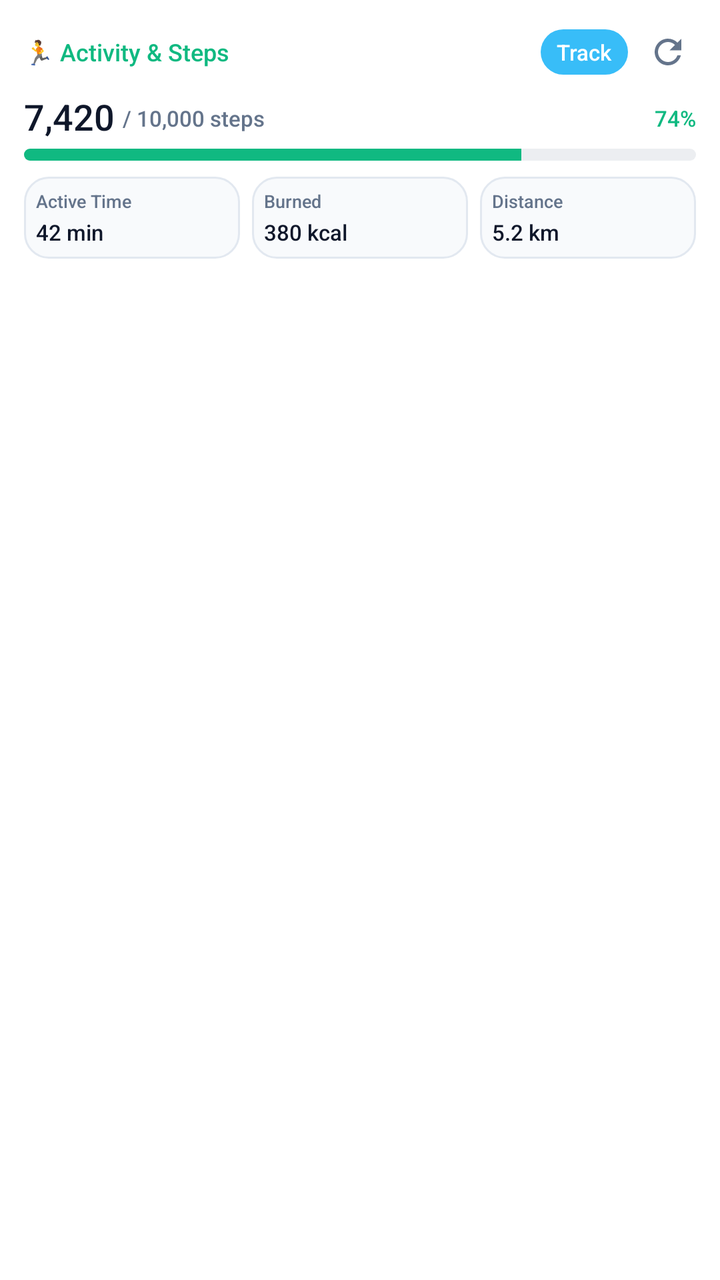
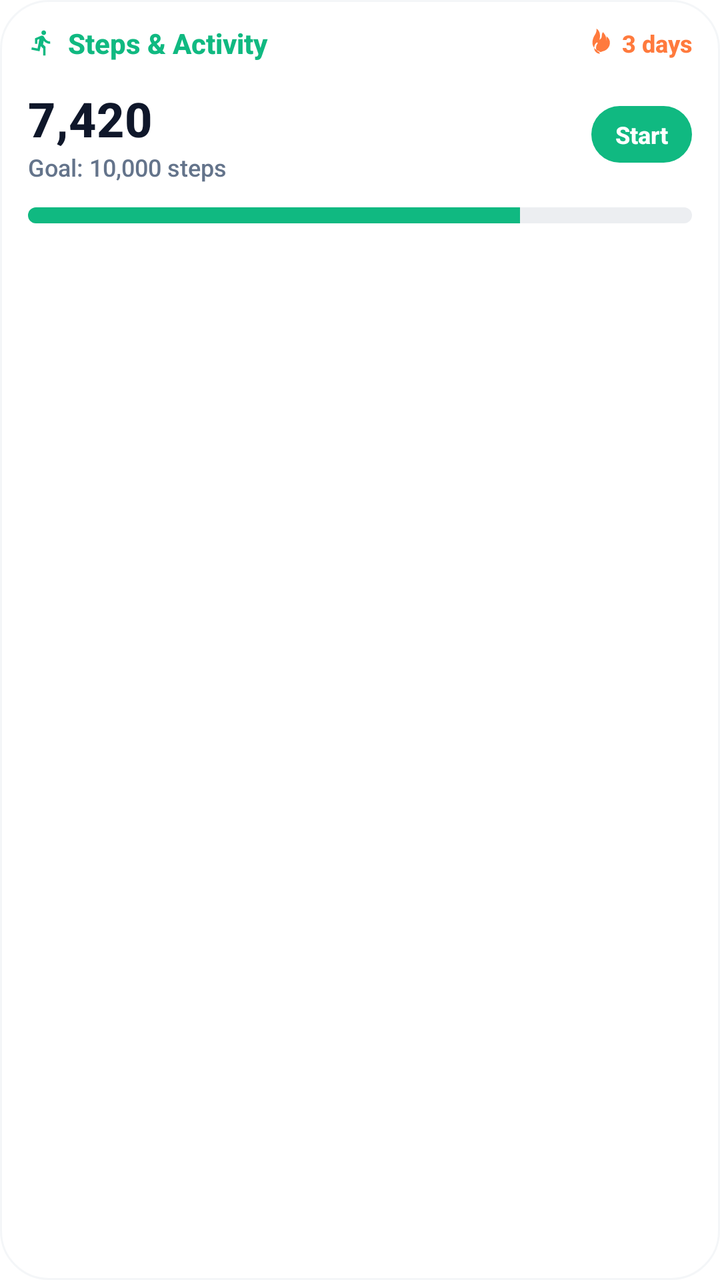

Two renders of the same Android screen: before a commit and after it. Below are the layout's source before the change and the commit's diff.
<!-- AndroidManifest.xml: fallback theme Theme.MaterialComponents.DayNight.NoActionBar -->
<!-- res/layout/activity_widget.xml -->
<?xml version="1.0" encoding="utf-8"?>
<LinearLayout xmlns:android="http://schemas.android.com/apk/res/android"
    android:id="@+id/widget_activity_root"
    android:layout_width="match_parent"
    android:layout_height="match_parent"
    android:background="@drawable/widget_background"
    android:orientation="vertical"
    android:padding="12dp">

    
    <LinearLayout
        android:layout_width="match_parent"
        android:layout_height="wrap_content"
        android:gravity="center_vertical"
        android:orientation="horizontal">

        <TextView
            android:layout_width="0dp"
            android:layout_height="wrap_content"
            android:layout_weight="1"
            android:fontFamily="sans-serif-medium"
            android:text="🏃 Activity &amp; Steps"
            android:textColor="@color/widget_steps"
            android:textSize="12sp" />

        <TextView
            android:id="@+id/widget_activity_track_btn"
            android:layout_width="wrap_content"
            android:layout_height="wrap_content"
            android:layout_marginEnd="6dp"
            android:background="@drawable/widget_button"
            android:fontFamily="sans-serif-medium"
            android:paddingStart="8dp"
            android:paddingTop="4dp"
            android:paddingEnd="8dp"
            android:paddingBottom="4dp"
            android:text="Track"
            android:textColor="#FFFFFFFF"
            android:textSize="11sp" />

        
        <ImageView
            android:id="@+id/widget_activity_refresh_btn"
            android:layout_width="28dp"
            android:layout_height="28dp"
            android:background="?android:attr/selectableItemBackgroundBorderless"
            android:contentDescription="@string/widget_refresh_tooltip"
            android:padding="4dp"
            android:src="@drawable/ic_widget_refresh" />
    </LinearLayout>

    
    <LinearLayout
        android:layout_width="match_parent"
        android:layout_height="wrap_content"
        android:layout_marginTop="6dp"
        android:orientation="vertical">

        <LinearLayout
            android:layout_width="match_parent"
            android:layout_height="wrap_content"
            android:gravity="bottom"
            android:orientation="horizontal">

            <TextView
                android:id="@+id/widget_activity_steps"
                android:layout_width="wrap_content"
                android:layout_height="wrap_content"
                android:fontFamily="sans-serif-medium"
                android:text="7,420"
                android:textColor="@color/widget_text"
                android:textSize="18sp" />

            <TextView
                android:id="@+id/widget_activity_goal"
                android:layout_width="wrap_content"
                android:layout_height="wrap_content"
                android:layout_marginStart="4dp"
                android:layout_marginBottom="2dp"
                android:fontFamily="sans-serif-medium"
                android:text="/ 10,000 steps"
                android:textColor="@color/widget_secondary_text"
                android:textSize="11sp" />

            <View
                android:layout_width="0dp"
                android:layout_height="1dp"
                android:layout_weight="1" />

            <TextView
                android:id="@+id/widget_activity_percent"
                android:layout_width="wrap_content"
                android:layout_height="wrap_content"
                android:layout_marginBottom="2dp"
                android:fontFamily="sans-serif-medium"
                android:text="74%"
                android:textColor="@color/widget_steps"
                android:textSize="11sp" />
        </LinearLayout>

        <ProgressBar
            android:id="@+id/widget_activity_progress_bar"
            style="@android:style/Widget.ProgressBar.Horizontal"
            android:layout_width="match_parent"
            android:layout_height="6dp"
            android:layout_marginTop="4dp"
            android:max="100"
            android:progress="74"
            android:progressDrawable="@drawable/widget_steps_progress" />
    </LinearLayout>

    
    <LinearLayout
        android:layout_width="match_parent"
        android:layout_height="wrap_content"
        android:layout_marginTop="8dp"
        android:orientation="horizontal">

        
        <LinearLayout
            android:layout_width="0dp"
            android:layout_height="wrap_content"
            android:layout_marginEnd="3dp"
            android:layout_weight="1"
            android:background="@drawable/widget_card_bg"
            android:orientation="vertical"
            android:padding="6dp">

            <TextView
                android:layout_width="wrap_content"
                android:layout_height="wrap_content"
                android:fontFamily="sans-serif-medium"
                android:text="Active Time"
                android:textColor="@color/widget_secondary_text"
                android:textSize="9sp" />

            <TextView
                android:id="@+id/widget_activity_time"
                android:layout_width="wrap_content"
                android:layout_height="wrap_content"
                android:layout_marginTop="2dp"
                android:fontFamily="sans-serif-medium"
                android:text="42 min"
                android:textColor="@color/widget_text"
                android:textSize="11sp" />
        </LinearLayout>

        
        <LinearLayout
            android:layout_width="0dp"
            android:layout_height="wrap_content"
            android:layout_marginStart="3dp"
            android:layout_marginEnd="3dp"
            android:layout_weight="1"
            android:background="@drawable/widget_card_bg"
            android:orientation="vertical"
            android:padding="6dp">

            <TextView
                android:layout_width="wrap_content"
                android:layout_height="wrap_content"
                android:fontFamily="sans-serif-medium"
                android:text="Burned"
                android:textColor="@color/widget_secondary_text"
                android:textSize="9sp" />

            <TextView
                android:id="@+id/widget_activity_burned"
                android:layout_width="wrap_content"
                android:layout_height="wrap_content"
                android:layout_marginTop="2dp"
                android:fontFamily="sans-serif-medium"
                android:text="380 kcal"
                android:textColor="@color/widget_text"
                android:textSize="11sp" />
        </LinearLayout>

        
        <LinearLayout
            android:layout_width="0dp"
            android:layout_height="wrap_content"
            android:layout_marginStart="3dp"
            android:layout_weight="1"
            android:background="@drawable/widget_card_bg"
            android:orientation="vertical"
            android:padding="6dp">

            <TextView
                android:layout_width="wrap_content"
                android:layout_height="wrap_content"
                android:fontFamily="sans-serif-medium"
                android:text="Distance"
                android:textColor="@color/widget_secondary_text"
                android:textSize="9sp" />

            <TextView
                android:id="@+id/widget_activity_distance"
                android:layout_width="wrap_content"
                android:layout_height="wrap_content"
                android:layout_marginTop="2dp"
                android:fontFamily="sans-serif-medium"
                android:text="5.2 km"
                android:textColor="@color/widget_text"
                android:textSize="11sp" />
        </LinearLayout>
    </LinearLayout>
</LinearLayout>
<!-- resources referenced by this layout -->
<resources>
  <color name="widget_secondary_text">#FF64748B</color>
  <color name="widget_steps">#FF10B981</color>
  <color name="widget_text">#FF0F172A</color>
  <!-- drawable ic_widget_refresh (drawable) -->
  <vector xmlns:android="http://schemas.android.com/apk/res/android"
      android:width="24dp"
      android:height="24dp"
      android:viewportWidth="24"
      android:viewportHeight="24">
    <path
        android:fillColor="@color/widget_secondary_text"
        android:pathData="M17.65,6.35C16.2,4.9 14.21,4 12,4c-4.42,0 -7.99,3.58 -7.99,8s3.57,8 7.99,8c3.73,0 6.84,-2.55 7.73,-6h-2.08c-0.82,2.33 -3.04,4 -5.65,4 -3.31,0 -6,-2.69 -6,-6s2.69,-6 6,-6c1.66,0 3.14,0.69 4.22,1.78L13,11h7V4l-2.35,2.35z"/>
  </vector>
  <!-- drawable widget_background (drawable) -->
  <?xml version="1.0" encoding="utf-8"?>
  <shape xmlns:android="http://schemas.android.com/apk/res/android" android:shape="rectangle">
      <solid android:color="@color/widget_background" />
      <corners android:radius="16dp" />
  </shape>
  <!-- drawable widget_button (drawable) -->
  <?xml version="1.0" encoding="utf-8"?>
  <shape xmlns:android="http://schemas.android.com/apk/res/android" android:shape="rectangle">
      <solid android:color="@color/widget_water" />
      <corners android:radius="14dp" />
  </shape>
  <!-- drawable widget_card_bg (drawable) -->
  <?xml version="1.0" encoding="utf-8"?>
  <shape xmlns:android="http://schemas.android.com/apk/res/android" android:shape="rectangle">
      <solid android:color="@color/widget_card_background" />
      <stroke android:width="1dp" android:color="@color/widget_card_border" />
      <corners android:radius="12dp" />
  </shape>
  <!-- drawable widget_steps_progress (drawable) -->
  <?xml version="1.0" encoding="utf-8"?>
  <layer-list xmlns:android="http://schemas.android.com/apk/res/android">
      <item android:id="@android:id/background">
          <shape android:shape="rectangle">
              <solid android:color="@color/widget_track" />
              <corners android:radius="4dp" />
          </shape>
      </item>
      <item android:id="@android:id/progress">
          <clip>
              <shape android:shape="rectangle">
                  <solid android:color="@color/widget_steps" />
                  <corners android:radius="4dp" />
              </shape>
          </clip>
      </item>
  </layer-list>
  <string name="widget_refresh_tooltip">Refresh</string>
  <color name="widget_background">#FFFFFFFF</color>
  <color name="widget_water">#FF38BDF8</color>
  <color name="widget_card_background">#FFF8FAFC</color>
  <color name="widget_card_border">#FFE2E8F0</color>
  <color name="widget_track">#1F64748B</color>
</resources>

<!-- the commit's change to res/layout/activity_widget.xml (unified diff, before → after) -->
@@ -5,7 +5,10 @@
     android:layout_height="match_parent"
     android:background="@drawable/widget_background"
     android:orientation="vertical"
-    android:padding="12dp">
+    android:paddingStart="14dp"
+    android:paddingTop="12dp"
+    android:paddingEnd="14dp"
+    android:paddingBottom="12dp">
 
     
     <LinearLayout
@@ -19,48 +22,40 @@
             android:layout_height="wrap_content"
             android:layout_weight="1"
             android:fontFamily="sans-serif-medium"
-            android:text="🏃 Activity &amp; Steps"
+            android:text="Steps &amp; Activity" android:drawableStart="@drawable/ic_widget_steps" android:drawablePadding="6dp"
             android:textColor="@color/widget_steps"
-            android:textSize="12sp" />
+            android:textSize="14sp"
+            android:textStyle="bold" />
 
+        
         <TextView
-            android:id="@+id/widget_activity_track_btn"
+            android:id="@+id/widget_activity_streak"
             android:layout_width="wrap_content"
             android:layout_height="wrap_content"
-            android:layout_marginEnd="6dp"
-            android:background="@drawable/widget_button"
+            android:layout_marginStart="8dp"
             android:fontFamily="sans-serif-medium"
-            android:paddingStart="8dp"
-            android:paddingTop="4dp"
-            android:paddingEnd="8dp"
-            android:paddingBottom="4dp"
-            android:text="Track"
-            android:textColor="#FFFFFFFF"
-            android:textSize="11sp" />
+            android:text="3 days" android:drawableStart="@drawable/ic_widget_fire" android:drawablePadding="4dp"
+            android:textColor="@color/widget_streak"
+            android:textSize="12sp"
+            android:textStyle="bold" />
+    </LinearLayout>
 
-        
-        <ImageView
-            android:id="@+id/widget_activity_refresh_btn"
-            android:layout_width="28dp"
-            android:layout_height="28dp"
-            android:background="?android:attr/selectableItemBackgroundBorderless"
-            android:contentDescription="@string/widget_refresh_tooltip"
-            android:padding="4dp"
-            android:src="@drawable/ic_widget_refresh" />
-    </LinearLayout>
+    <FrameLayout
+        android:layout_width="match_parent"
+        android:layout_height="12dp" />
 
     
     <LinearLayout
         android:layout_width="match_parent"
         android:layout_height="wrap_content"
-        android:layout_marginTop="6dp"
-        android:orientation="vertical">
+        android:gravity="center_vertical"
+        android:orientation="horizontal">
 
         <LinearLayout
-            android:layout_width="match_parent"
+            android:layout_width="0dp"
             android:layout_height="wrap_content"
-            android:gravity="bottom"
-            android:orientation="horizontal">
+            android:layout_weight="1"
+            android:orientation="vertical">
 
             <TextView
                 android:id="@+id/widget_activity_steps"
@@ -69,139 +64,46 @@
                 android:fontFamily="sans-serif-medium"
                 android:text="7,420"
                 android:textColor="@color/widget_text"
-                android:textSize="18sp" />
+                android:textSize="24sp"
+                android:textStyle="bold" />
 
             <TextView
                 android:id="@+id/widget_activity_goal"
                 android:layout_width="wrap_content"
                 android:layout_height="wrap_content"
-                android:layout_marginStart="4dp"
-                android:layout_marginBottom="2dp"
                 android:fontFamily="sans-serif-medium"
-                android:text="/ 10,000 steps"
+                android:text="Goal: 10,000 steps"
                 android:textColor="@color/widget_secondary_text"
-                android:textSize="11sp" />
-
-            <View
-                android:layout_width="0dp"
-                android:layout_height="1dp"
-                android:layout_weight="1" />
-
-            <TextView
-                android:id="@+id/widget_activity_percent"
-                android:layout_width="wrap_content"
-                android:layout_height="wrap_content"
-                android:layout_marginBottom="2dp"
-                android:fontFamily="sans-serif-medium"
-                android:text="74%"
-                android:textColor="@color/widget_steps"
-                android:textSize="11sp" />
+                android:textSize="12sp" />
         </LinearLayout>
 
-        <ProgressBar
-            android:id="@+id/widget_activity_progress_bar"
-            style="@android:style/Widget.ProgressBar.Horizontal"
-            android:layout_width="match_parent"
-            android:layout_height="6dp"
-            android:layout_marginTop="4dp"
-            android:max="100"
-            android:progress="74"
-            android:progressDrawable="@drawable/widget_steps_progress" />
+        <TextView
+            android:id="@+id/widget_activity_track_btn"
+            android:layout_width="wrap_content"
+            android:layout_height="wrap_content"
+            android:background="@drawable/widget_chip_steps"
+            android:fontFamily="sans-serif-medium"
+            android:paddingStart="12dp"
+            android:paddingTop="6dp"
+            android:paddingEnd="12dp"
+            android:paddingBottom="6dp"
+            android:text="Start"
+            android:textColor="#FFFFFF"
+            android:textSize="12sp"
+            android:textStyle="bold" />
     </LinearLayout>
 
+    <FrameLayout
+        android:layout_width="match_parent"
+        android:layout_height="12dp" />
+
     
-    <LinearLayout
+    <ProgressBar
+        android:id="@+id/widget_activity_progress"
+        style="@android:style/Widget.ProgressBar.Horizontal"
         android:layout_width="match_parent"
-        android:layout_height="wrap_content"
-        android:layout_marginTop="8dp"
-        android:orientation="horizontal">
-
-        
-        <LinearLayout
-            android:layout_width="0dp"
-            android:layout_height="wrap_content"
-            android:layout_marginEnd="3dp"
-            android:layout_weight="1"
-            android:background="@drawable/widget_card_bg"
-            android:orientation="vertical"
-            android:padding="6dp">
-
-            <TextView
-                android:layout_width="wrap_content"
-                android:layout_height="wrap_content"
-                android:fontFamily="sans-serif-medium"
-                android:text="Active Time"
-                android:textColor="@color/widget_secondary_text"
-                android:textSize="9sp" />
-
-            <TextView
-                android:id="@+id/widget_activity_time"
-                android:layout_width="wrap_content"
-                android:layout_height="wrap_content"
-                android:layout_marginTop="2dp"
-                android:fontFamily="sans-serif-medium"
-                android:text="42 min"
-                android:textColor="@color/widget_text"
-                android:textSize="11sp" />
-        </LinearLayout>
-
-        
-        <LinearLayout
-            android:layout_width="0dp"
-            android:layout_height="wrap_content"
-            android:layout_marginStart="3dp"
-            android:layout_marginEnd="3dp"
-            android:layout_weight="1"
-            android:background="@drawable/widget_card_bg"
-            android:orientation="vertical"
-            android:padding="6dp">
-
-            <TextView
-                android:layout_width="wrap_content"
-                android:layout_height="wrap_content"
-                android:fontFamily="sans-serif-medium"
-                android:text="Burned"
-                android:textColor="@color/widget_secondary_text"
-                android:textSize="9sp" />
-
-            <TextView
-                android:id="@+id/widget_activity_burned"
-                android:layout_width="wrap_content"
-                android:layout_height="wrap_content"
-                android:layout_marginTop="2dp"
-                android:fontFamily="sans-serif-medium"
-                android:text="380 kcal"
-                android:textColor="@color/widget_text"
-                android:textSize="11sp" />
-        </LinearLayout>
-
-        
-        <LinearLayout
-            android:layout_width="0dp"
-            android:layout_height="wrap_content"
-            android:layout_marginStart="3dp"
-            android:layout_weight="1"
-            android:background="@drawable/widget_card_bg"
-            android:orientation="vertical"
-            android:padding="6dp">
-
-            <TextView
-                android:layout_width="wrap_content"
-                android:layout_height="wrap_content"
-                android:fontFamily="sans-serif-medium"
-                android:text="Distance"
-                android:textColor="@color/widget_secondary_text"
-                android:textSize="9sp" />
-
-            <TextView
-                android:id="@+id/widget_activity_distance"
-                android:layout_width="wrap_content"
-                android:layout_height="wrap_content"
-                android:layout_marginTop="2dp"
-                android:fontFamily="sans-serif-medium"
-                android:text="5.2 km"
-                android:textColor="@color/widget_text"
-                android:textSize="11sp" />
-        </LinearLayout>
-    </LinearLayout>
+        android:layout_height="8dp"
+        android:max="100"
+        android:progress="74"
+        android:progressDrawable="@drawable/widget_steps_progress" />
 </LinearLayout>
<!-- resource entries referenced after the edit -->
@@ -2,35 +2,40 @@
 <resources>
   <color name="widget_secondary_text">#FF64748B</color>
   <color name="widget_steps">#FF10B981</color>
+  <color name="widget_streak">#FFFF7A3D</color>
   <color name="widget_text">#FF0F172A</color>
-  <!-- drawable ic_widget_refresh (drawable) -->
+  <!-- drawable ic_widget_fire (drawable) -->
   <vector xmlns:android="http://schemas.android.com/apk/res/android"
-      android:width="24dp"
-      android:height="24dp"
+      android:width="14dp"
+      android:height="14dp"
       android:viewportWidth="24"
       android:viewportHeight="24">
-    <path
-        android:fillColor="@color/widget_secondary_text"
-        android:pathData="M17.65,6.35C16.2,4.9 14.21,4 12,4c-4.42,0 -7.99,3.58 -7.99,8s3.57,8 7.99,8c3.73,0 6.84,-2.55 7.73,-6h-2.08c-0.82,2.33 -3.04,4 -5.65,4 -3.31,0 -6,-2.69 -6,-6s2.69,-6 6,-6c1.66,0 3.14,0.69 4.22,1.78L13,11h7V4l-2.35,2.35z"/>
+      <path
+          android:fillColor="@color/widget_streak"
+          android:pathData="M17.5 10c0-4.5-3-7-3-7s-1 1-1 3.5c0 2-2 3-2 3s.5-1.5.5-3.5c0-4.5-3-6-3-6s.5 2.5-1.5 5.5c-2 3-2 6.5-2 6.5 0 4.1 3.4 7.5 7.5 7.5s7.5-3.4 7.5-7.5c0-3.5-3-5.5-3-5.5zM12 21.5c-2.8 0-5-2.2-5-5 0-2 .9-3.9 2.5-4.8.2.2.4.5.6.8-1 1-1.5 2.5-1.5 4 0 2 1.5 3.5 3.5 3.5s3.5-1.5 3.5-3.5c0-1.2-.5-2.2-1.3-3 .5.6.8 1.4.8 2.2 0 2.2-1.8 4-4 4z" />
+  </vector>
+  <!-- drawable ic_widget_steps (drawable) -->
+  <vector xmlns:android="http://schemas.android.com/apk/res/android"
+      android:width="14dp"
+      android:height="14dp"
+      android:viewportWidth="24"
+      android:viewportHeight="24">
+      <path
+          android:fillColor="@color/widget_steps"
+          android:pathData="M13.49 5.48c1.1 0 2-.9 2-2s-.9-2-2-2-2 .9-2 2 .9 2 2 2zm-3.6 13.9l1-4.4 2.1 2v6h2v-7.5l-2.1-2 .6-3c1.3 1.5 3.3 2.5 5.5 2.5v-2c-1.9 0-3.5-1-4.3-2.4l-1-1.6c-.4-.6-1-1-1.7-1-.3 0-.5.1-.8.1l-5.2 2.2v4.7h2v-3.4l1.8-.7-1.6 8.1-4.9-1-.4 2 7 1.4z" />
   </vector>
   <!-- drawable widget_background (drawable) -->
   <?xml version="1.0" encoding="utf-8"?>
   <shape xmlns:android="http://schemas.android.com/apk/res/android" android:shape="rectangle">
       <solid android:color="@color/widget_background" />
-      <corners android:radius="16dp" />
+      <stroke android:width="1dp" android:color="#1A94A3B8" />
+      <corners android:radius="24dp" />
   </shape>
-  <!-- drawable widget_button (drawable) -->
+  <!-- drawable widget_chip_steps (drawable) -->
   <?xml version="1.0" encoding="utf-8"?>
   <shape xmlns:android="http://schemas.android.com/apk/res/android" android:shape="rectangle">
-      <solid android:color="@color/widget_water" />
-      <corners android:radius="14dp" />
-  </shape>
-  <!-- drawable widget_card_bg (drawable) -->
-  <?xml version="1.0" encoding="utf-8"?>
-  <shape xmlns:android="http://schemas.android.com/apk/res/android" android:shape="rectangle">
-      <solid android:color="@color/widget_card_background" />
-      <stroke android:width="1dp" android:color="@color/widget_card_border" />
-      <corners android:radius="12dp" />
+      <solid android:color="@color/widget_steps" />
+      <corners android:radius="16dp" />
   </shape>
   <!-- drawable widget_steps_progress (drawable) -->
   <?xml version="1.0" encoding="utf-8"?>
@@ -50,11 +55,7 @@
           </clip>
       </item>
   </layer-list>
-  <string name="widget_refresh_tooltip">Refresh</string>
   <color name="widget_background">#FFFFFFFF</color>
-  <color name="widget_water">#FF38BDF8</color>
-  <color name="widget_card_background">#FFF8FAFC</color>
-  <color name="widget_card_border">#FFE2E8F0</color>
   <color name="widget_track">#1F64748B</color>
 </resources>
 
